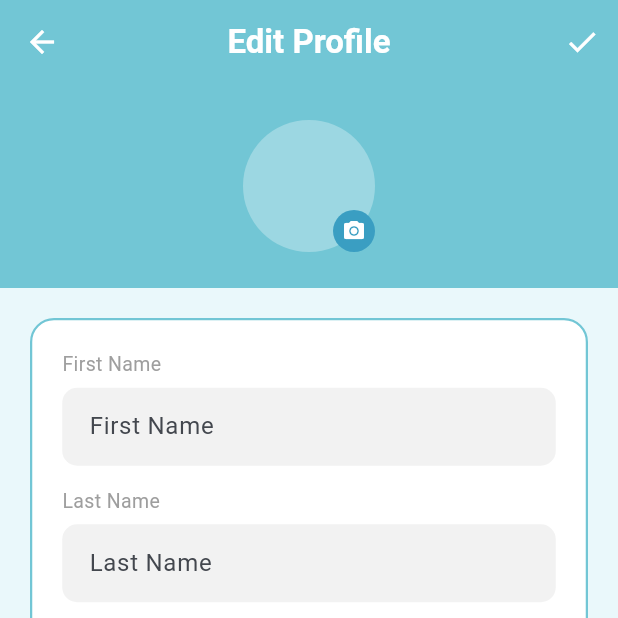
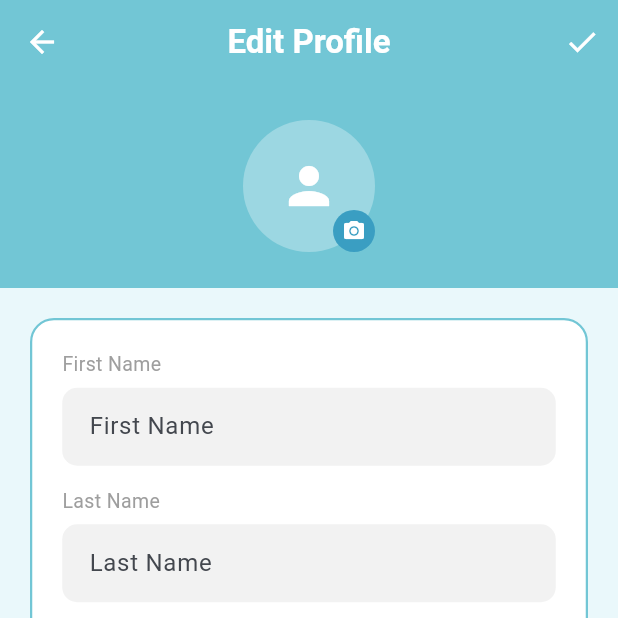
Before and after one commit to GayathriIsurika/AuraCare-App, a Flutter app: the EditProfileScreen screen opened directly, on a phone screen of 412 x 824 dp, the top half of it. Run offline on Flutter 3.47's test engine with Material 3 defaults, Android fonts, the phone set to English and light mode, and no system bars; drawn by our look-alikes of country_code_picker; our stand-ins replace cloud_firestore, file_picker, firebase_auth, firebase_core, font_awesome_flutter, google_sign_in and 1 more; missing offline and left inert: cloudinary_public, cunning_document_scanner; accounts and stored records are empty.

Commit message:
use cloudinary for profile image upload

```diff
--- a/lib/screens/edit_profile_screen.dart
+++ b/lib/screens/edit_profile_screen.dart
@@ -31,6 +31,7 @@ class _EditProfileScreenState extends State<EditProfileScreen> {
   DateTime? _selectedDate;
   bool _isLoading = false;
   bool _isLoadingData = true;
+  String _existingProfileImageUrl = '';
 
   final List<String> _genderOptions = ['Male', 'Female', 'Other'];
 
@@ -80,7 +81,7 @@ class _EditProfileScreenState extends State<EditProfileScreen> {
             }
           } catch (_) {}
         }
-
+        _existingProfileImageUrl = data['profileImageUrl'] ?? '';
         _isLoadingData = false;
       });
     } else {
@@ -335,16 +336,15 @@ class _EditProfileScreenState extends State<EditProfileScreen> {
                           backgroundColor:
                           Colors.white.withValues(alpha: 0.3),
                           backgroundImage: _profileImage != null
-                              ? FileImage(_profileImage!)
+                              ? FileImage(_profileImage!) as ImageProvider
+                              : _existingProfileImageUrl.isNotEmpty
+                              ? NetworkImage(_existingProfileImageUrl)
                               : null,
-                          child: _profileImage == null
-                              ? const Text(
-                            '',
-                            style: TextStyle(
-                              color: Colors.white,
-                              fontSize: 24,
-                              fontWeight: FontWeight.bold,
-                            ),
+                          child: _profileImage == null && _existingProfileImageUrl.isEmpty
+                              ? const Icon(                                  // ← show icon if no image
+                            Icons.person,
+                            color: Colors.white,
+                            size: 40,
                           )
                               : null,
                         ),
--- /dev/null
+++ b/lib/services/cloudinary_service.dart
@@ -0,0 +1,32 @@
+import 'dart:io';
+import 'package:cloudinary_public/cloudinary_public.dart';
+
+class CloudinaryService {
+
+  static const String _cloudName = 'duwjixmck';
+  static const String _uploadPreset = 'auracare_preset';
+
+  final CloudinaryPublic _cloudinary = CloudinaryPublic(
+    _cloudName,
+    _uploadPreset,
+    cache: false,
+  );
+
+  // ── Upload Profile Image ──
+  Future<String?> uploadProfileImage(File imageFile, String userId) async {
+    try {
+      CloudinaryResponse response = await _cloudinary.uploadFile(
+        CloudinaryFile.fromFile(
+          imageFile.path,
+          resourceType: CloudinaryResourceType.Image,
+          folder: 'auracare/profiles', // ← organizes in folder
+          publicId: 'profile_$userId', // ← unique name per user
+        ),
+      );
+
+      return response.secureUrl; // ← returns the image URL
+    } catch (e) {
+      return null; // return null if upload fails
+    }
+  }
+}
--- a/pubspec.yaml
+++ b/pubspec.yaml
@@ -45,6 +45,8 @@ dependencies:
   cloud_firestore: ^6.4.1        # ← for storing user data
   firebase_storage: ^13.4.1       # ← for storing profile images
   google_sign_in: ^5.4.4
+  http: ^1.2.0
+  cloudinary_public: ^0.23.0
 
 dev_dependencies:
   flutter_test:
```
Also changed, not shown: lib/screens/home_screen.dart (+11 -6 lines), lib/services/firebase_service.dart (+25 -3 lines).
